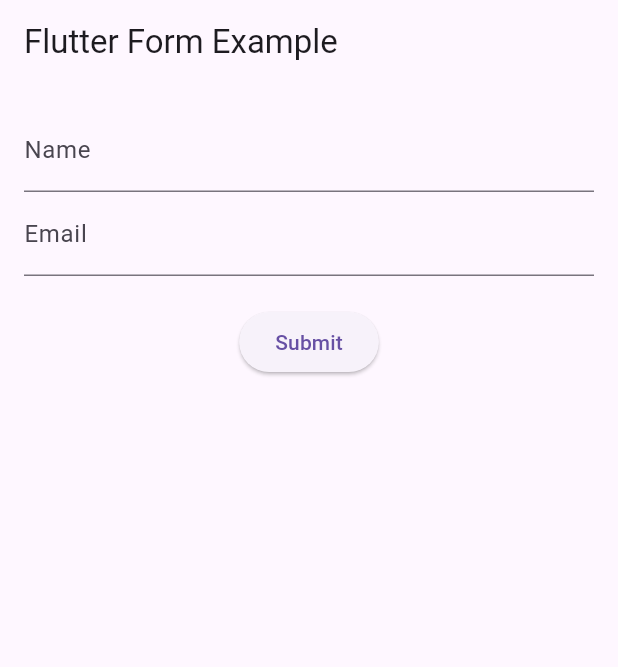
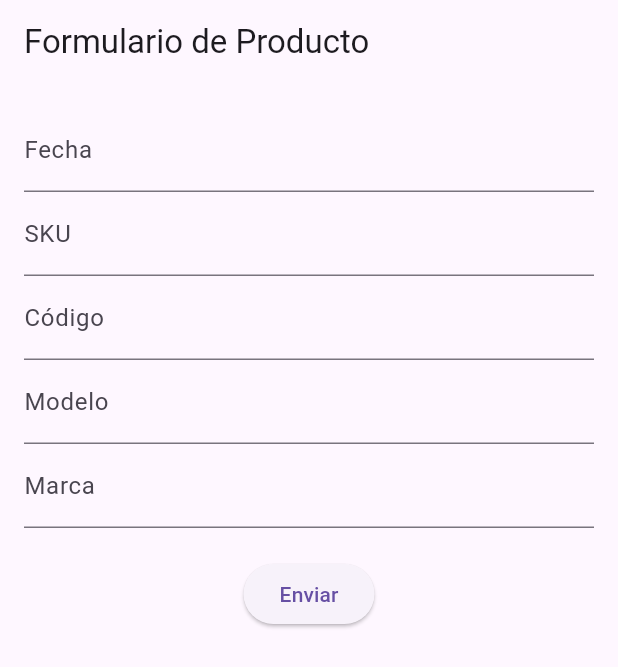
Before and after one commit to jv01-27/mcs, a Flutter app: the screen it shows after launch, on a phone screen of 412 x 824 dp. Shown: the top 667 px of the screen. Run offline on Flutter 3.47's test engine with Material 3 defaults, Android fonts, the phone set to English and light mode, and no system bars; missing offline and left inert: gsheets; key blocks and very long unbroken strings in the code were emptied for the run.

Commit message:
Product Form

```diff
--- a/lib/main.dart
+++ b/lib/main.dart
@@ -13,8 +13,8 @@ class Main extends StatelessWidget {
       theme: ThemeData(
         primarySwatch: Colors.blue, // Set the app's primary theme color
       ),
-      title: 'Flutter Form Example',
-      home: MyForm(),
+      title: 'Producto',
+      home: ProductForm(),
     );
   }
 }
--- a/lib/screens/form.dart
+++ b/lib/screens/form.dart
@@ -1,23 +1,33 @@
+import 'package:flutter/foundation.dart';
 import 'package:flutter/material.dart';
-import 'package:flutter/widgets.dart';
 
-class MyForm extends StatefulWidget {
+class ProductForm extends StatefulWidget {
+  const ProductForm({super.key});
+
   @override
-  _MyFormState createState() => _MyFormState();
+  // ignore: library_private_types_in_public_api
+  _ProductFormState createState() => _ProductFormState();
 }
 
-class _MyFormState extends State<MyForm> {
-  final GlobalKey<FormState> _formKey = GlobalKey<FormState>(); // A key for managing the form
-  String _name = ''; // Variable to store the entered name
-  String _email = ''; // Variable to store the entered email
+class _ProductFormState extends State<ProductForm> {
+  final GlobalKey<FormState> _formKey = GlobalKey<FormState>();
+
+  String _fecha = '';
+  String _sku = '';
+  String _codigo = '';
+  String _modelo = '';
+  String _marca = '';
 
   void _submitForm() {
-    // Check if the form is valid
     if (_formKey.currentState!.validate()) {
-      _formKey.currentState!.save(); // Save the form data
-      // You can perform actions with the form data here and extract the details
-      print('Name: $_name'); // Print the name
-      print('Email: $_email'); // Print the email
+      _formKey.currentState!.save();
+      if (kDebugMode) {
+        print('Fecha: $_fecha');
+        print('SKU: $_sku');
+        print('Código: $_codigo');
+        print('Modelo: $_modelo');
+        print('Marca: $_marca');
+      }
     }
   }
 
@@ -25,45 +35,78 @@ class _MyFormState extends State<MyForm> {
   Widget build(BuildContext context) {
     return Scaffold(
       appBar: AppBar(
-        title: Text('Flutter Form Example'),
+        title: const Text('Formulario de Producto'),
       ),
       body: Form(
-        key: _formKey, // Associate the form key with this Form widget
+        key: _formKey,
         child: Padding(
-          padding: EdgeInsets.all(16.0),
+          padding: const EdgeInsets.all(16.0),
           child: Column(
             children: <Widget>[
               TextFormField(
-                decoration: InputDecoration(labelText: 'Name'), // Label for the name field
+                decoration: const InputDecoration(labelText: 'Fecha'),
                 validator: (value) {
-                  // Validation function for the name field
                   if (value!.isEmpty) {
-                    return 'Please enter your name.'; // Return an error message if the name is empty
+                    return 'Por favor, ingresa la fecha.';
                   }
-                  return null; // Return null if the name is valid
+                  return null;
                 },
                 onSaved: (value) {
-                  _name = value!; // Save the entered name
+                  _fecha = value!;
                 },
               ),
               TextFormField(
-                decoration: InputDecoration(labelText: 'Email'), // Label for the email field
+                decoration: const InputDecoration(labelText: 'SKU'),
                 validator: (value) {
-                  // Validation function for the email field
                   if (value!.isEmpty) {
-                    return 'Please enter your email.'; // Return an error message if the email is empty
+                    return 'Por favor, ingresa el SKU.';
                   }
-                  // You can add more complex validation logic here
-                  return null; // Return null if the email is valid
+                  return null;
                 },
                 onSaved: (value) {
-                  _email = value!; // Save the entered email
+                  _sku = value!;
                 },
               ),
-              SizedBox(height: 20.0),
+              TextFormField(
+                decoration: const InputDecoration(labelText: 'Código'),
+                validator: (value) {
+                  if (value!.isEmpty) {
+                    return 'Por favor, ingresa el código.';
+                  }
+                  return null;
+                },
+                onSaved: (value) {
+                  _codigo = value!;
+                },
+              ),
+              TextFormField(
+                decoration: const InputDecoration(labelText: 'Modelo'),
+                validator: (value) {
+                  if (value!.isEmpty) {
+                    return 'Por favor, ingresa el modelo.';
+                  }
+                  return null;
+                },
+                onSaved: (value) {
+                  _modelo = value!;
+                },
+              ),
+              TextFormField(
+                decoration: const InputDecoration(labelText: 'Marca'),
+                validator: (value) {
+                  if (value!.isEmpty) {
+                    return 'Por favor, ingresa la marca.';
+                  }
+                  return null;
+                },
+                onSaved: (value) {
+                  _marca = value!;
+                },
+              ),
+              const SizedBox(height: 20.0),
               ElevatedButton(
-                onPressed: _submitForm, // Call the _submitForm function when the button is pressed
-                child: Text('Submit'), // Text on the button
+                onPressed: _submitForm,
+                child: const Text('Enviar'),
               ),
             ],
           ),
```
Also changed, not shown: pubspec.lock.
